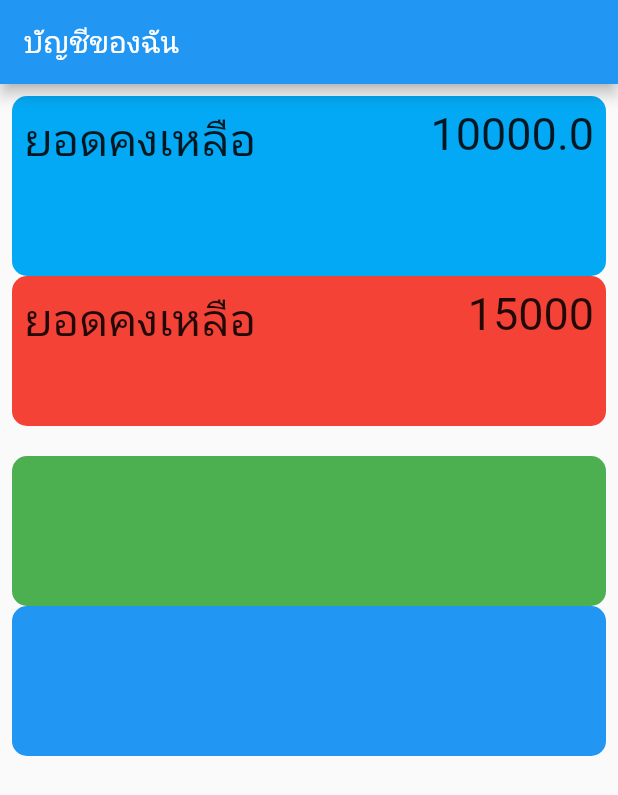
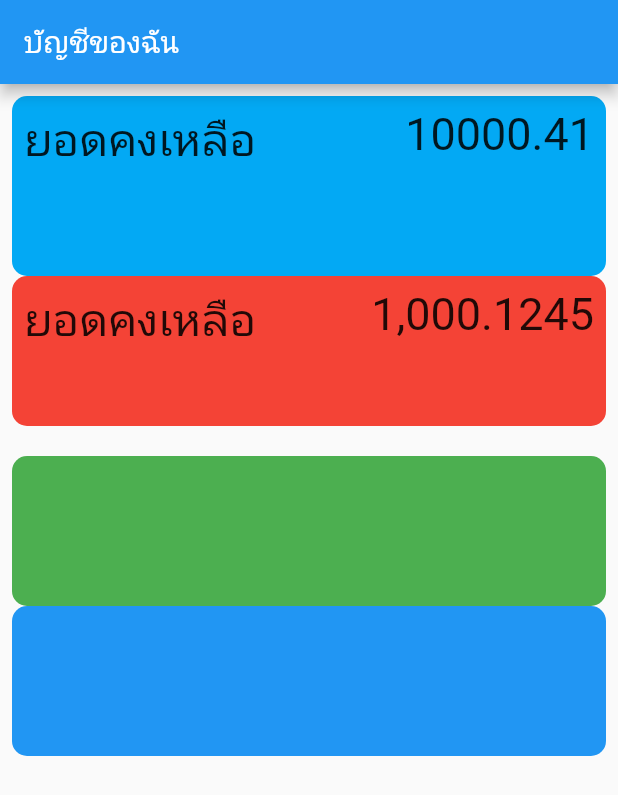
Before and after one commit to JessieDev1996/flutter_test, a Flutter app: the screen it shows after launch, on a phone screen of 412 x 824 dp. Shown: the top 795 px of the screen. Run offline on Flutter 3.47's test engine with Material 2 defaults, Android fonts, the phone set to English and light mode, and no system bars.

Commit message:
NumberFormat

```diff
--- a/lib/main.dart
+++ b/lib/main.dart
@@ -1,5 +1,6 @@
 import 'package:flutter/material.dart';
 import 'package:flutter_application_1/MoneyBox.dart';
+import 'package:intl/intl.dart';
 import 'FoodMenu.dart';
 
 void main() {
@@ -40,7 +41,7 @@ class _MyHomePageState extends State<MyHomePage> {
       body: Padding(
         padding: const EdgeInsets.all(8.0),
         child: Column(children: [
-          MoneyBox("ยอดคงเหลือ", 10000, Colors.lightBlue, 120),
+          MoneyBox("ยอดคงเหลือ", 10000.41, Colors.lightBlue, 120),
           Container(
             decoration: BoxDecoration(
                 color: Colors.red, borderRadius: BorderRadius.circular(10)),
@@ -55,7 +56,7 @@ class _MyHomePageState extends State<MyHomePage> {
                   ),
                   Expanded(
                       child: Text(
-                    "15000",
+                    '${NumberFormat("#,###.####").format(1000.12451)}',
                     style: TextStyle(fontSize: 30),
                     textAlign: TextAlign.right,
                   ))
--- a/pubspec.yaml
+++ b/pubspec.yaml
@@ -37,6 +37,7 @@ dependencies:
   # Use with the CupertinoIcons class for iOS style icons.
   cupertino_icons: ^1.0.2
   flutter_launcher_icons: ^0.10.0
+  intl: ^0.17.0
 flutter_icons:
   android: true
   image_path: "image/logo-design.png"
```
Also changed, not shown: pubspec.lock.
